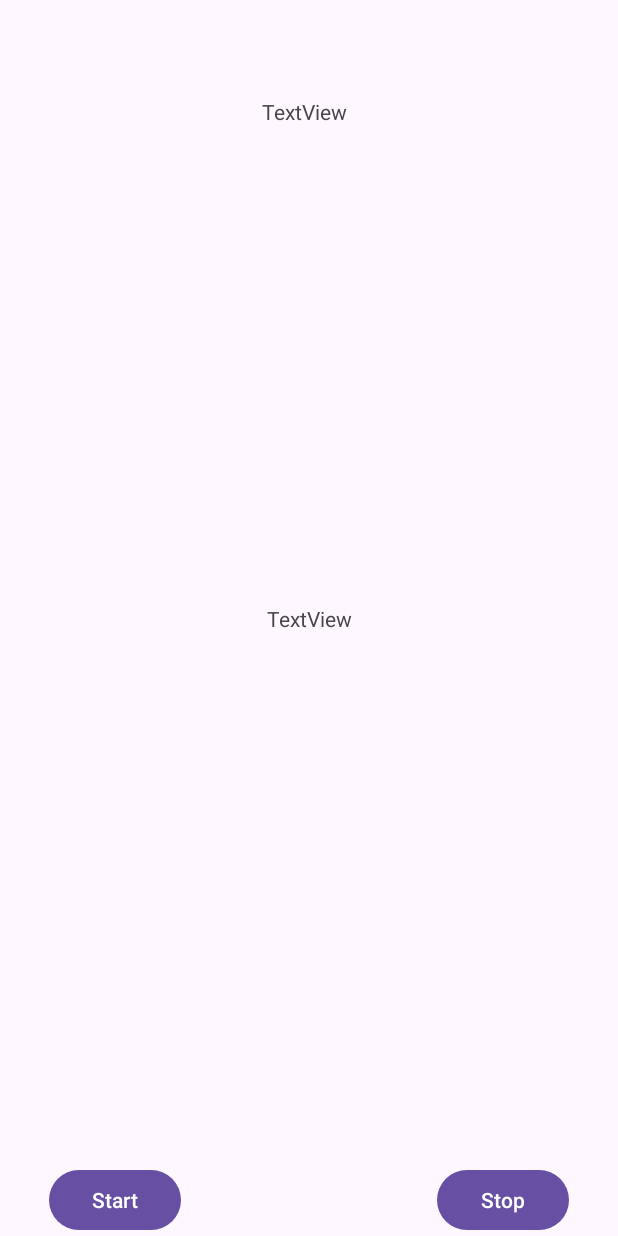
After one commit to leticia-farias/av-n1, an Android app: the GNSSActivity screen opened directly, with no data from a screen before it, on a phone screen of 412 x 824 dp. The commit adds this screen. Run offline under Robolectric (Android 15) with nearby library versions, the phone set to English and light mode, and no system bars.

Commit message:
slide 8 até pág. 13

```diff
--- a/app/src/main/AndroidManifest.xml
+++ b/app/src/main/AndroidManifest.xml
@@ -15,6 +15,9 @@
         android:supportsRtl="true"
         android:theme="@style/Theme.Localização">
         <activity
+            android:name=".GNSSActivity"
+            android:exported="false" />
+        <activity
             android:name=".LocationActivity"
             android:exported="false" />
         <activity
--- /dev/null
+++ b/app/src/main/res/layout/activity_gnssactivity.xml
@@ -0,0 +1,50 @@
+<?xml version="1.0" encoding="utf-8"?>
+<androidx.constraintlayout.widget.ConstraintLayout xmlns:android="http://schemas.android.com/apk/res/android"
+    xmlns:app="http://schemas.android.com/apk/res-auto"
+    xmlns:tools="http://schemas.android.com/tools"
+    android:id="@+id/main"
+    android:layout_width="match_parent"
+    android:layout_height="match_parent"
+    tools:context=".GNSSActivity">
+
+    <Button
+        android:id="@+id/buttonStartGNSS"
+        android:layout_width="wrap_content"
+        android:layout_height="wrap_content"
+        android:text="@string/btn_start_txt"
+        app:layout_constraintBottom_toBottomOf="parent"
+        app:layout_constraintEnd_toEndOf="parent"
+        app:layout_constraintHorizontal_bias="0.1"
+        app:layout_constraintStart_toStartOf="parent" />
+
+    <Button
+        android:id="@+id/buttonStopGNSS"
+        android:layout_width="wrap_content"
+        android:layout_height="wrap_content"
+        android:text="@string/btn_stop_txt"
+        app:layout_constraintBottom_toBottomOf="parent"
+        app:layout_constraintEnd_toEndOf="parent"
+        app:layout_constraintHorizontal_bias="0.9"
+        app:layout_constraintStart_toStartOf="parent" />
+
+    <TextView
+        android:id="@+id/textViewLocationManager"
+        android:layout_width="63dp"
+        android:layout_height="17dp"
+        android:text="TextView"
+        app:layout_constraintBottom_toBottomOf="parent"
+        app:layout_constraintEnd_toEndOf="parent"
+        app:layout_constraintStart_toStartOf="parent"
+        app:layout_constraintTop_toTopOf="parent"
+        app:layout_constraintVertical_bias="0.07999998" />
+
+    <TextView
+        android:id="@+id/textViewGNSS"
+        android:layout_width="wrap_content"
+        android:layout_height="wrap_content"
+        android:text="TextView"
+        app:layout_constraintBottom_toBottomOf="parent"
+        app:layout_constraintEnd_toEndOf="parent"
+        app:layout_constraintStart_toStartOf="parent"
+        app:layout_constraintTop_toTopOf="parent" />
+</androidx.constraintlayout.widget.ConstraintLayout>
```
Also changed, not shown: app/src/main/java/com/example/localizao/GNSSActivity.java (added, +176 -0 lines), app/src/main/java/com/example/localizao/MainActivity.java (+8 -0 lines).
